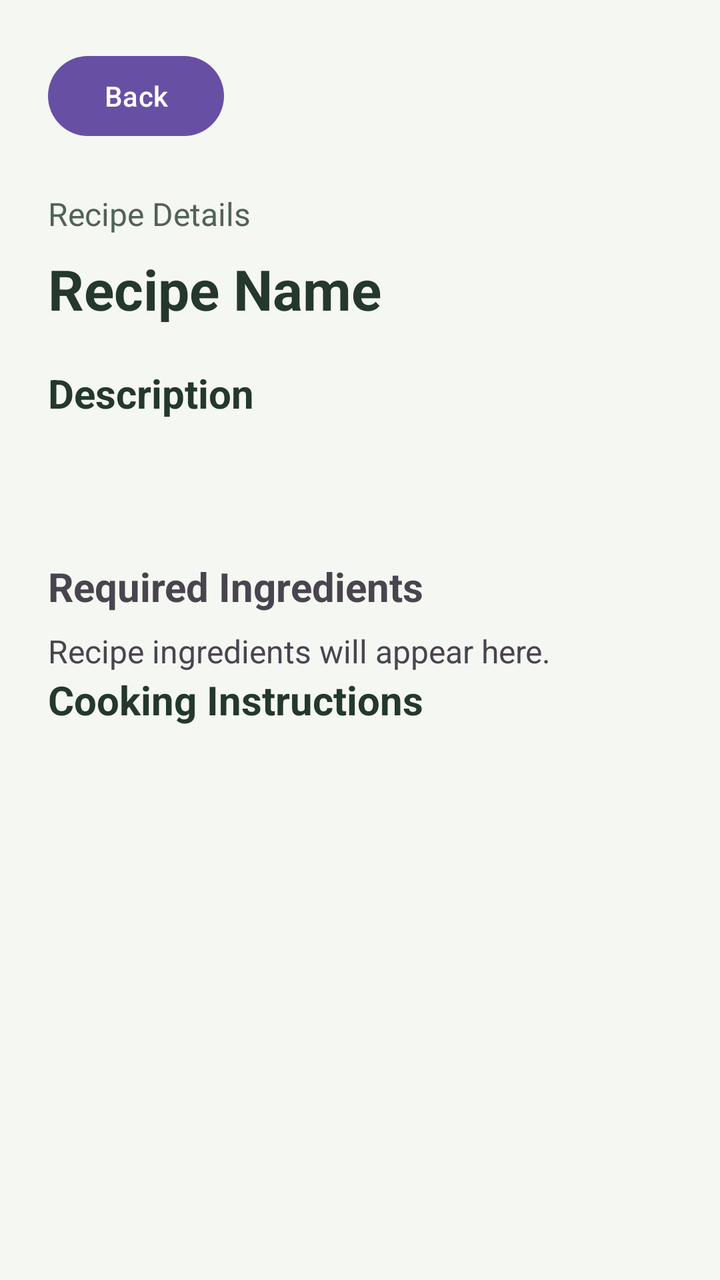
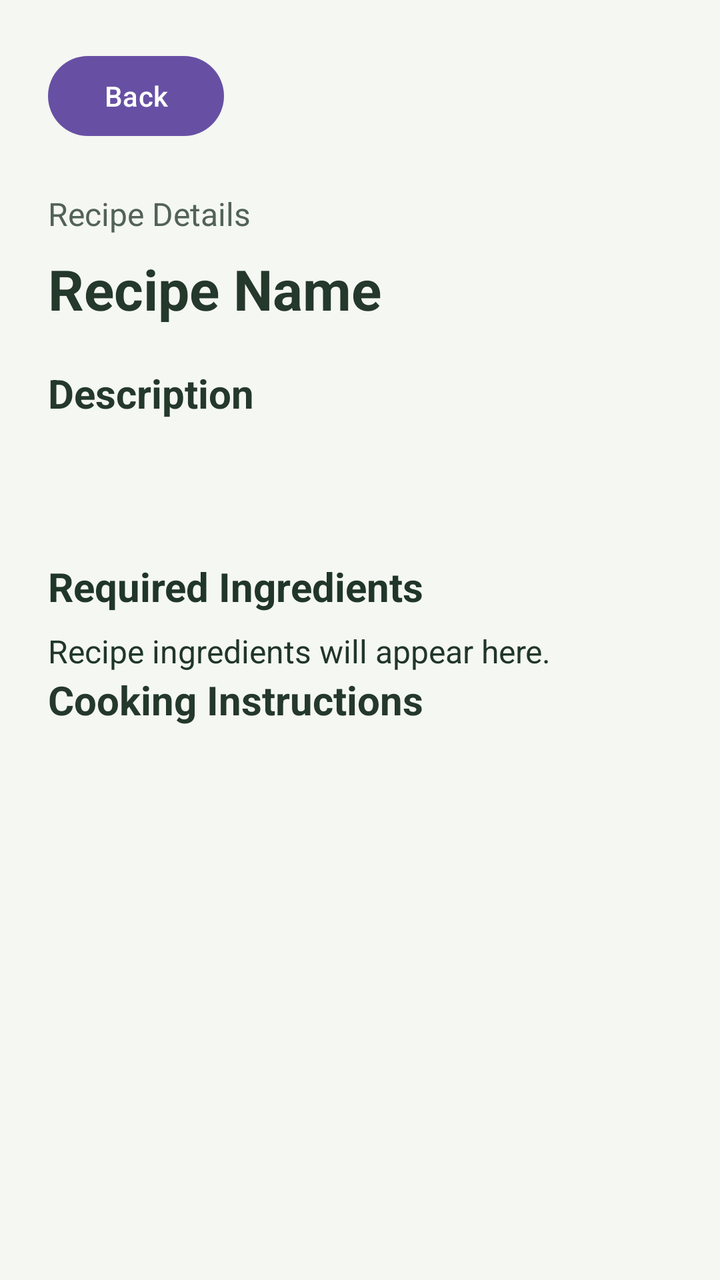

Compare the two renders of this Android layout. The source of the first and the diff that turns it into the second are given below.
<!-- AndroidManifest.xml: application theme Theme.SmartPantry -->
<!-- res/layout/activity_recipe_detail.xml -->
<?xml version="1.0" encoding="utf-8"?>
<ScrollView
    xmlns:android="http://schemas.android.com/apk/res/android"
    android:layout_width="match_parent"
    android:layout_height="match_parent"
    android:background="#F5F7F2"
    android:fillViewport="true">

    <LinearLayout
        android:layout_width="match_parent"
        android:layout_height="wrap_content"
        android:orientation="vertical"
        android:padding="24dp">

        <Button
            android:id="@+id/btnBack"
            android:layout_width="wrap_content"
            android:layout_height="wrap_content"
            android:text="Back" />

        <TextView
            android:layout_width="match_parent"
            android:layout_height="wrap_content"
            android:text="Recipe Details"
            android:textSize="16sp"
            android:textColor="#526257"
            android:layout_marginTop="24dp" />

        <TextView
            android:id="@+id/txtRecipeName"
            android:layout_width="match_parent"
            android:layout_height="wrap_content"
            android:text="Recipe Name"
            android:textSize="28sp"
            android:textStyle="bold"
            android:textColor="#24382B"
            android:layout_marginTop="8dp"
            android:layout_marginBottom="20dp" />

        <TextView
            android:layout_width="match_parent"
            android:layout_height="wrap_content"
            android:text="Description"
            android:textSize="20sp"
            android:textStyle="bold"
            android:textColor="#24382B" />

        <TextView
            android:id="@+id/txtRecipeDescription"
            android:layout_width="match_parent"
            android:layout_height="wrap_content"
            android:textSize="16sp"
            android:textColor="#526257"
            android:layout_marginTop="8dp"
            android:layout_marginBottom="24dp" />

        <TextView
            android:layout_width="match_parent"
            android:layout_height="wrap_content"
            android:text="Required Ingredients"
            android:textSize="20sp"
            android:textStyle="bold"
            android:layout_marginTop="16dp"
            android:layout_marginBottom="8dp" />

        <TextView
            android:id="@+id/txtRecipeIngredients"
            android:layout_width="match_parent"
            android:layout_height="wrap_content"
            android:textSize="16sp"
            android:lineSpacingExtra="4dp"
            android:text="Recipe ingredients will appear here." />

        <TextView
            android:layout_width="match_parent"
            android:layout_height="wrap_content"
            android:text="Cooking Instructions"
            android:textSize="20sp"
            android:textStyle="bold"
            android:textColor="#24382B" />

        <TextView
            android:id="@+id/txtRecipeInstructions"
            android:layout_width="match_parent"
            android:layout_height="wrap_content"
            android:textSize="16sp"
            android:textColor="#526257"
            android:lineSpacingExtra="6dp"
            android:layout_marginTop="8dp" />

    </LinearLayout>

</ScrollView>
<!-- resources referenced by this layout -->
<resources>
  <style name="Theme.SmartPantry" parent="Base.Theme.SmartPantry" />
  <style name="Base.Theme.SmartPantry" parent="Theme.Material3.DayNight.NoActionBar">
          
          
      </style>
</resources>

<!-- the commit's change to res/layout/activity_recipe_detail.xml (unified diff, before → after) -->
@@ -61,7 +61,10 @@
             android:textSize="20sp"
             android:textStyle="bold"
             android:layout_marginTop="16dp"
-            android:layout_marginBottom="8dp" />
+            android:layout_marginBottom="8dp"
+            android:textColor="#203629"
+            android:textColorHint="#68766B"
+            />
 
         <TextView
             android:id="@+id/txtRecipeIngredients"
@@ -69,7 +72,10 @@
             android:layout_height="wrap_content"
             android:textSize="16sp"
             android:lineSpacingExtra="4dp"
-            android:text="Recipe ingredients will appear here." />
+            android:text="Recipe ingredients will appear here."
+            android:textColor="#203629"
+            android:textColorHint="#68766B"
+            />
 
         <TextView
             android:layout_width="match_parent"
